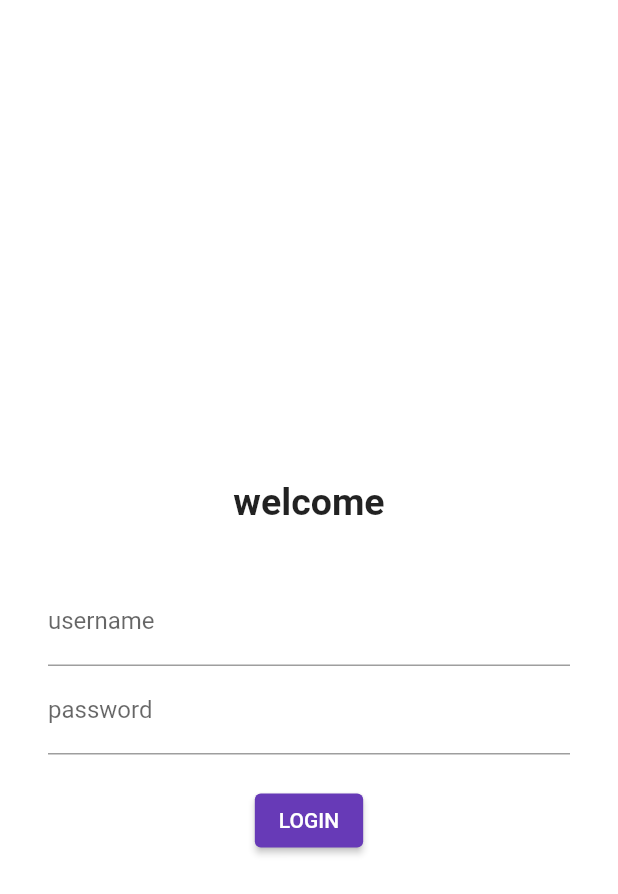
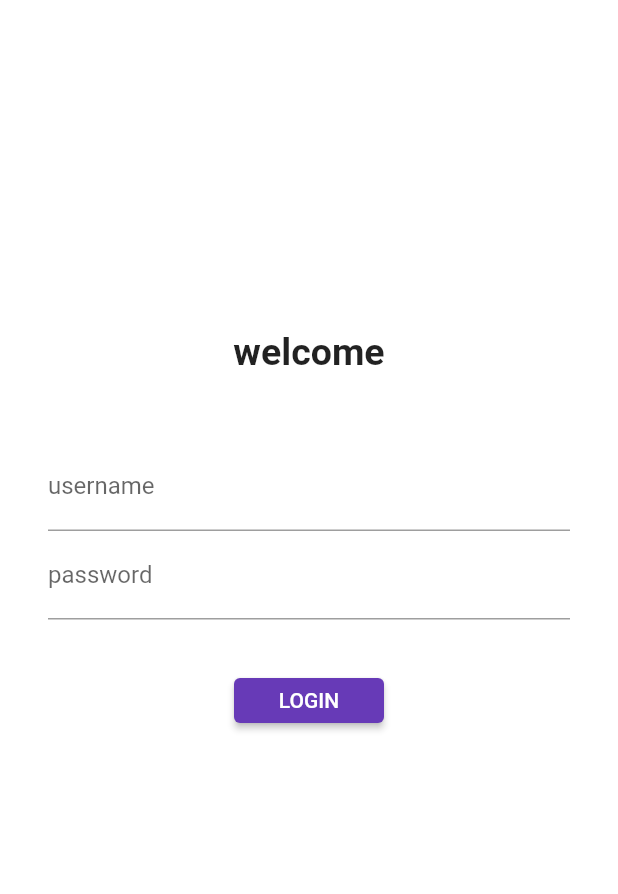
Before and after one commit to mayankeng/final-flutter, a Flutter app: the screen it shows after launch, on a phone screen of 412 x 824 dp. Shown: the top 894 px of the screen. Run offline on Flutter 3.47's test engine with Material 2 defaults, Android fonts, the phone set to English and light mode, and no system bars.

Commit message:
day5 done

```diff
--- a/lib/main.dart
+++ b/lib/main.dart
@@ -1,6 +1,7 @@
 import 'package:flutter/material.dart';
 import 'package:flutter_application_new/pages/homepage.dart';
 import 'package:flutter_application_new/pages/loginpage.dart';
+import 'package:flutter_application_new/utils/routes.dart';
 
 
 void main(){
@@ -26,8 +27,8 @@ class Myapp extends StatelessWidget {
         ),
         initialRoute: "/login",
         routes: {
-          "/" : ((context) => new homepage()),
-          "/login" :(context) => loginpage()
+          myroutes.homeroute : ((context) => new homepage()),
+          myroutes.loginroute:(context) => loginpage()
         }
 
     );
--- a/lib/pages/loginpage.dart
+++ b/lib/pages/loginpage.dart
@@ -1,4 +1,5 @@
 import 'package:flutter/material.dart';
+import 'package:flutter_application_new/utils/routes.dart';
 
 class loginpage extends StatelessWidget {
   const loginpage({super.key});
@@ -11,18 +12,19 @@ class loginpage extends StatelessWidget {
         children: [
           // Image.asset("assets/image/login_image.png"),
           SizedBox(
-            height: 320.0,
+            height: 220.0,
           ),
           Text("welcome",style: TextStyle(
             fontSize: 25,
             fontWeight: FontWeight.bold
           ),),
           SizedBox(
-            height: 20.0,
+            height: 30.0,
           ),
 
         Padding(
           padding: const EdgeInsets.symmetric(vertical: 16.0 , horizontal: 32.0),
+          child: SingleChildScrollView(
             child: Column(
               children: [
                 TextFormField(
@@ -39,20 +41,22 @@ class loginpage extends StatelessWidget {
                 ),
               ),
               SizedBox(
-            height: 20.0,
+              height: 30.0,
             ),
 
             ElevatedButton
             (
               onPressed: ()
               {
-            print("Hi mayank");
+              Navigator.pushNamed(context, myroutes.homeroute);
             },
              child: Text("LOGIN"),
-            style: TextButton.styleFrom()
+              style: TextButton.styleFrom(minimumSize: Size(100, 30))
+
               )
 
               ],
+            ),
           ),
         )
         ],
--- /dev/null
+++ b/lib/utils/routes.dart
@@ -0,0 +1,5 @@
+class myroutes{
+  // can be accessed wothout making of an class
+  static String loginroute = "/login";
+  static  String homeroute = "/";
+}
```
Lines whose indentation alone changed are shown as unchanged.
